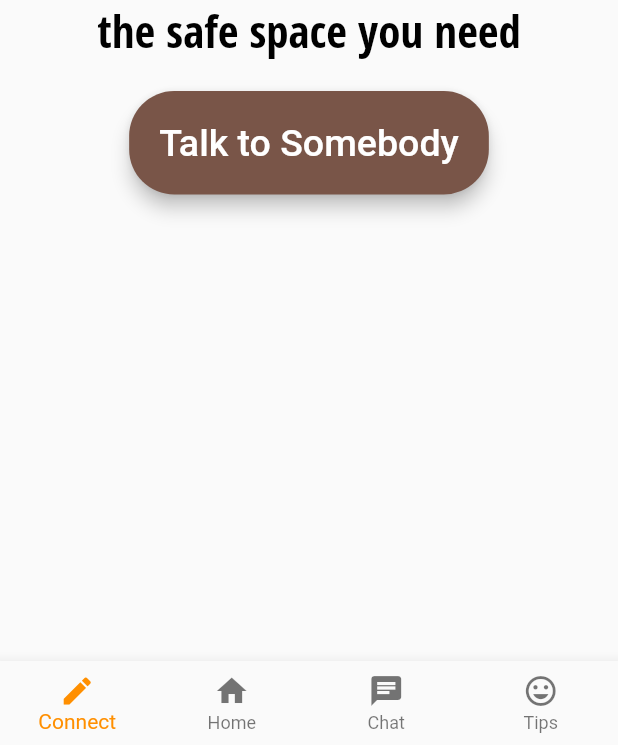
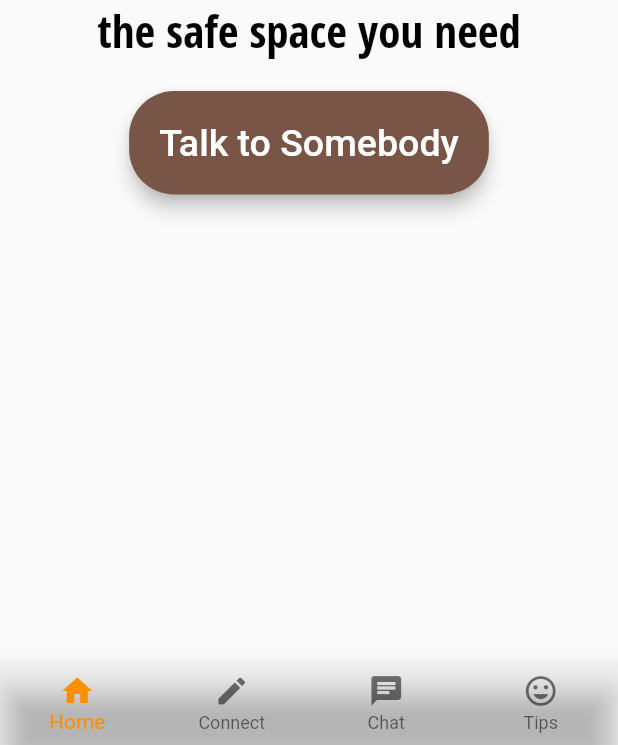
Before and after one commit to danielwse/Seek-, a Flutter app: the screen it shows after launch, on a phone screen of 412 x 824 dp, the part 491-1236 px from its top. Run offline on Flutter 3.47's test engine with Material 2 defaults, Android fonts, the phone set to English and light mode, and no system bars; our stand-ins replace google_fonts; missing offline and left inert: flutter_material_color_picker.

Commit message:
added working nav bar

```diff
--- a/lib/main.dart
+++ b/lib/main.dart
@@ -1,4 +1,6 @@
 import 'package:flutter/material.dart';
+import 'package:seek/screens/chat_sign_in.dart';
+import 'package:seek/screens/wall/add_note.dart';
 import 'screens/homePage.dart';
 
 
@@ -6,18 +8,55 @@ void main() {
   runApp(MyApp());
 }
 
-class MyApp extends StatelessWidget {
-@override
+class MyApp extends StatefulWidget {
+  MyApp({Key key}) : super(key: key);
+
+  @override
+  _MyAppState createState() => _MyAppState();
+}
+
+class _MyAppState extends State<MyApp> {
+   int _selectedPage = 0;
+  final _pageOptions = [
+    HomePage(),
+    AddNote(),
+    ChatSignIn()
+  ];
+  @override
+  @override
   Widget build(BuildContext context) {
     return MaterialApp(
-      title: 'Seek',
-      theme: ThemeData(
-        primarySwatch: Colors.blue,
-        visualDensity: VisualDensity.adaptivePlatformDensity,
-      ),
       home: Scaffold(
-        body: HomePage(title: 'Seek'),
-      ),
-    );
-  }
+      body: _pageOptions[_selectedPage],
+      bottomNavigationBar: BottomNavigationBar(
+        type: BottomNavigationBarType.fixed,
+        backgroundColor: Colors.transparent,
+        currentIndex: _selectedPage,
+        onTap: (int index) {
+          setState(() {
+            _selectedPage = index;
+          });
+        },
+        items:[
+          BottomNavigationBarItem(
+            icon: Icon(Icons.home),
+            title: Text('Home'),
+          ),
+           BottomNavigationBarItem(
+            icon: Icon(Icons.create),
+            title: Text('Connect'),
+          ),
+          BottomNavigationBarItem(
+            icon: Icon(Icons.chat),
+            title: Text('Chat'),
+          ),
+          BottomNavigationBarItem(
+            icon: Icon(Icons.tag_faces),
+            title: Text('Tips'),
+          ),
+        ],
+        selectedItemColor: Colors.amber[800],
+    ),
+            ));
 }
+}
--- a/lib/screens/homePage.dart
+++ b/lib/screens/homePage.dart
@@ -75,28 +75,6 @@ class _HomePageState extends State<HomePage> {
           )
         ),
       ),
-      bottomNavigationBar: BottomNavigationBar(
-        type: BottomNavigationBarType.fixed,
-        items: const <BottomNavigationBarItem>[
-          BottomNavigationBarItem(
-            icon: Icon(Icons.create),
-            title: Text('Connect'),
-          ),
-          BottomNavigationBarItem(
-            icon: Icon(Icons.home),
-            title: Text('Home'),
-          ),
-          BottomNavigationBarItem(
-            icon: Icon(Icons.chat),
-            title: Text('Chat'),
-          ),
-          BottomNavigationBarItem(
-            icon: Icon(Icons.tag_faces),
-            title: Text('Tips'),
-          ),
-        ],
-        selectedItemColor: Colors.amber[800],
-    ),
     );
   }
 
```
